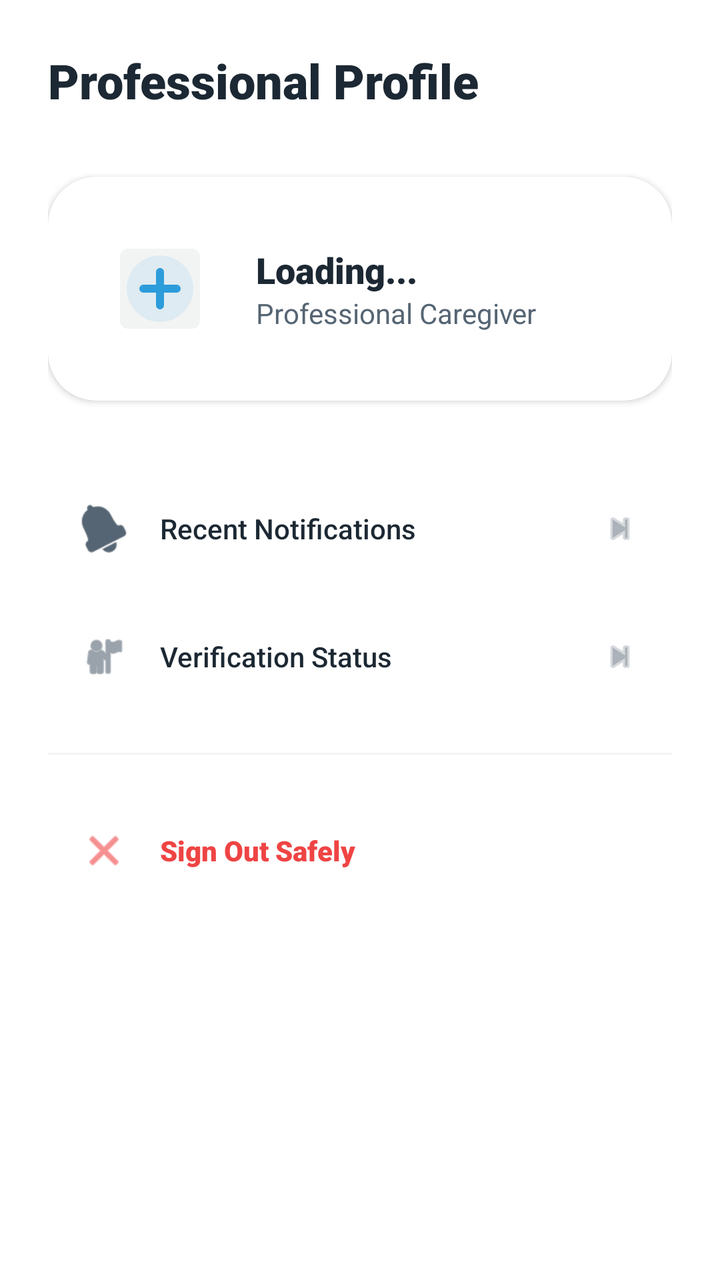
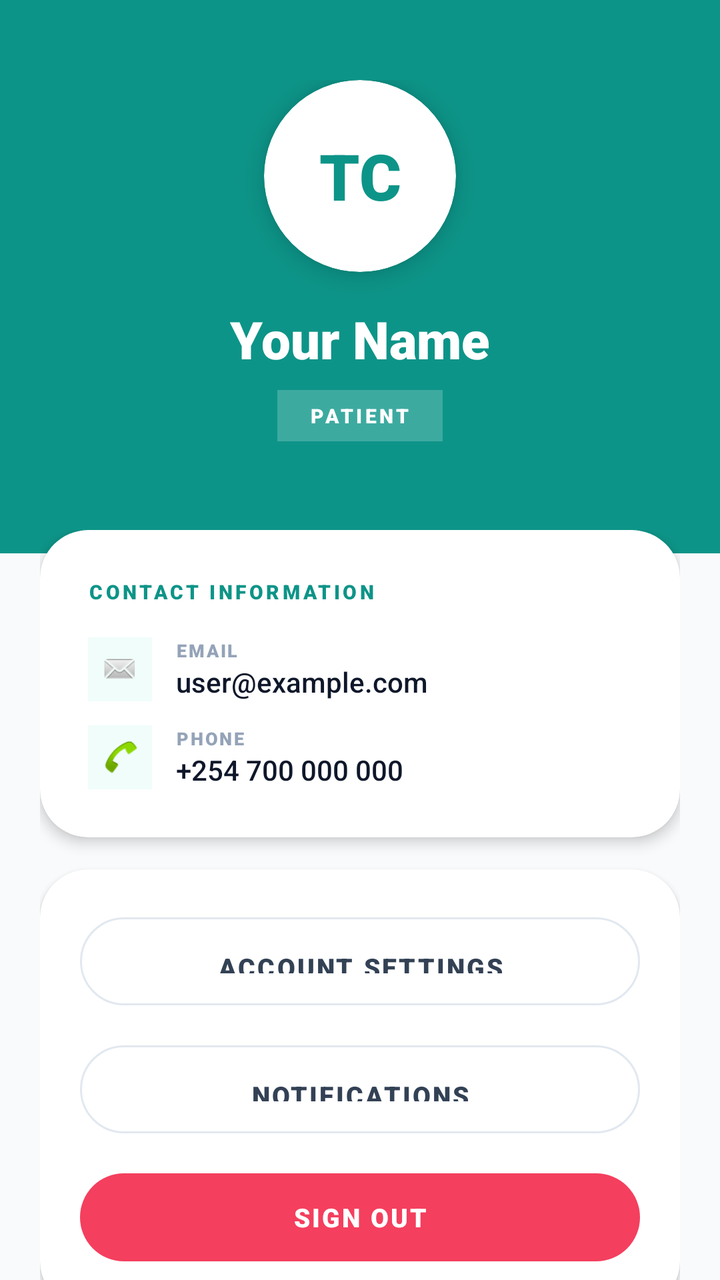

Screens rendered from an Android XML layout before and after an edit, with the pre-edit source and the edit as a unified diff.
<!-- AndroidManifest.xml: application theme Theme.CaregiverManagementSystem -->
<!-- res/layout/fragment_profile.xml -->
<?xml version="1.0" encoding="utf-8"?>
<LinearLayout xmlns:android="http://schemas.android.com/apk/res/android"
    xmlns:app="http://schemas.android.com/apk/res-auto"
    android:layout_width="match_parent"
    android:layout_height="match_parent"
    android:orientation="vertical"
    android:padding="24dp"
    android:background="@color/white">

    <TextView
        android:layout_width="wrap_content"
        android:layout_height="wrap_content"
        android:text="Professional Profile"
        android:textColor="@color/med_text_primary"
        android:textSize="24sp"
        android:fontFamily="sans-serif-black"
        android:layout_marginBottom="32dp" />

    
    <androidx.cardview.widget.CardView
        android:layout_width="match_parent"
        android:layout_height="wrap_content"
        app:cardCornerRadius="24dp"
        app:cardElevation="2dp"
        android:layout_marginBottom="32dp"
        app:cardBackgroundColor="@color/white">
        <LinearLayout
            android:layout_width="match_parent"
            android:layout_height="wrap_content"
            android:orientation="horizontal"
            android:padding="24dp"
            android:gravity="center_vertical">
            <com.google.android.material.imageview.ShapeableImageView
                android:id="@+id/ivProfileAvatar"
                android:layout_width="64dp"
                android:layout_height="64dp"
                android:src="@drawable/ic_medical_brand"
                android:background="@color/med_soft_gray"
                android:padding="12dp"
                app:shapeAppearanceOverlay="@style/ShapeAppearance.Material3.SmallComponent" />
            <LinearLayout
                android:layout_width="wrap_content"
                android:layout_height="wrap_content"
                android:orientation="vertical"
                android:layout_marginStart="16dp">
                <TextView
                    android:id="@+id/tvProfileName"
                    android:layout_width="wrap_content"
                    android:layout_height="wrap_content"
                    android:text="Loading..."
                    android:textColor="@color/med_text_primary"
                    android:textSize="18sp"
                    android:fontFamily="sans-serif-black" />
                <TextView
                    android:id="@+id/tvProfileRole"
                    android:layout_width="wrap_content"
                    android:layout_height="wrap_content"
                    android:text="Professional Caregiver"
                    android:textColor="@color/med_text_secondary"
                    android:textSize="14sp" />
            </LinearLayout>
        </LinearLayout>
    </androidx.cardview.widget.CardView>

    
    <LinearLayout
        android:id="@+id/btnProfileNotifications"
        android:layout_width="match_parent"
        android:layout_height="64dp"
        android:orientation="horizontal"
        android:gravity="center_vertical"
        android:background="?attr/selectableItemBackground"
        android:clickable="true"
        android:focusable="true"
        android:paddingHorizontal="16dp">
        <ImageView
            android:layout_width="24dp"
            android:layout_height="24dp"
            android:src="@android:drawable/ic_popup_reminder"
            android:tint="@color/med_text_secondary" />
        <TextView
            android:layout_width="0dp"
            android:layout_height="wrap_content"
            android:layout_weight="1"
            android:layout_marginStart="16dp"
            android:text="Recent Notifications"
            android:textColor="@color/med_text_primary"
            android:textSize="14sp"
            android:fontFamily="sans-serif-medium" />
        <ImageView
            android:layout_width="20dp"
            android:layout_height="20dp"
            android:src="@android:drawable/ic_media_next"
            android:tint="@color/med_text_hint" />
    </LinearLayout>

    <LinearLayout
        android:id="@+id/btnProfileVerification"
        android:layout_width="match_parent"
        android:layout_height="64dp"
        android:orientation="horizontal"
        android:gravity="center_vertical"
        android:background="?attr/selectableItemBackground"
        android:clickable="true"
        android:focusable="true"
        android:paddingHorizontal="16dp">
        <ImageView
            android:layout_width="24dp"
            android:layout_height="24dp"
            android:src="@android:drawable/ic_menu_myplaces"
            android:tint="@color/med_text_secondary" />
        <TextView
            android:layout_width="0dp"
            android:layout_height="wrap_content"
            android:layout_weight="1"
            android:layout_marginStart="16dp"
            android:text="Verification Status"
            android:textColor="@color/med_text_primary"
            android:textSize="14sp"
            android:fontFamily="sans-serif-medium" />
        <ImageView
            android:layout_width="20dp"
            android:layout_height="20dp"
            android:src="@android:drawable/ic_media_next"
            android:tint="@color/med_text_hint" />
    </LinearLayout>

    <View
        android:layout_width="match_parent"
        android:layout_height="1dp"
        android:background="@color/med_soft_gray"
        android:layout_marginVertical="16dp" />

    <LinearLayout
        android:id="@+id/btnLogout"
        android:layout_width="match_parent"
        android:layout_height="64dp"
        android:orientation="horizontal"
        android:gravity="center_vertical"
        android:background="?attr/selectableItemBackground"
        android:clickable="true"
        android:focusable="true"
        android:paddingHorizontal="16dp">
        <ImageView
            android:layout_width="24dp"
            android:layout_height="24dp"
            android:src="@android:drawable/ic_menu_close_clear_cancel"
            android:tint="#EF4444" />
        <TextView
            android:layout_width="0dp"
            android:layout_height="wrap_content"
            android:layout_weight="1"
            android:layout_marginStart="16dp"
            android:text="Sign Out Safely"
            android:textColor="#EF4444"
            android:textSize="14sp"
            android:fontFamily="sans-serif-black" />
    </LinearLayout>

</LinearLayout>
<!-- resources referenced by this layout -->
<resources>
  <color name="med_soft_gray">#F2F4F4</color>
  <color name="med_text_hint">#ABB2B9</color>
  <color name="med_text_primary">#1C2833</color>
  <color name="med_text_secondary">#566573</color>
  <!-- drawable ic_medical_brand (drawable) -->
  <vector xmlns:android="http://schemas.android.com/apk/res/android"
      android:width="120dp"
      android:height="120dp"
      android:viewportWidth="120"
      android:viewportHeight="120">
      
      <path
          android:fillColor="@color/med_teal_primary"
          android:pathData="M60,10A50,50 0,1 1,59.99 10Z"
          android:fillAlpha="0.1"/>
      
      <path
          android:fillColor="@color/med_teal_primary"
          android:pathData="M60,35 L60,85 M35,60 L85,60"
          android:strokeColor="@color/med_teal_primary"
          android:strokeWidth="12"
          android:strokeLineCap="round"/>
  </vector>
  <style name="Theme.CaregiverManagementSystem" parent="Theme.Material3.DayNight.NoActionBar">
          
          <item name="colorPrimary">@color/med_teal_primary</item>
          <item name="colorOnPrimary">@color/white</item>
          <item name="colorPrimaryContainer">@color/med_teal_primary</item>
          <item name="colorOnPrimaryContainer">@color/white</item>
  
          
          <item name="colorSecondary">@color/med_mint_success</item>
          <item name="colorOnSecondary">@color/white</item>
          <item name="colorSecondaryContainer">@color/med_mint_soft</item>
          <item name="colorOnSecondaryContainer">@color/med_text_primary</item>
  
          
          <item name="android:statusBarColor">@color/white</item>
          <item name="android:windowLightStatusBar">true</item>
          
          
          <item name="android:windowBackground">@color/white</item>
          <item name="colorSurface">@color/white</item>
          <item name="colorOnSurface">@color/med_text_primary</item>
      </style>
  <color name="med_teal_primary">#2D9CDB</color>
  <color name="med_mint_success">#27AE60</color>
  <color name="med_mint_soft">#D1F2EB</color>
  <!-- unchanged entries left out for length: 1 -->
</resources>

<!-- the commit's change to res/layout/fragment_profile.xml (unified diff, before → after) -->
@@ -1,160 +1,223 @@
 <?xml version="1.0" encoding="utf-8"?>
-<LinearLayout xmlns:android="http://schemas.android.com/apk/res/android"
+<androidx.core.widget.NestedScrollView
+    xmlns:android="http://schemas.android.com/apk/res/android"
     xmlns:app="http://schemas.android.com/apk/res-auto"
     android:layout_width="match_parent"
     android:layout_height="match_parent"
-    android:orientation="vertical"
-    android:padding="24dp"
-    android:background="@color/white">
-
-    <TextView
-        android:layout_width="wrap_content"
-        android:layout_height="wrap_content"
-        android:text="Professional Profile"
-        android:textColor="@color/med_text_primary"
-        android:textSize="24sp"
-        android:fontFamily="sans-serif-black"
-        android:layout_marginBottom="32dp" />
-
-    
-    <androidx.cardview.widget.CardView
+    android:background="@color/slate_50"
+    android:clipToPadding="false"
+    android:paddingBottom="88dp">
+
+    <LinearLayout
         android:layout_width="match_parent"
         android:layout_height="wrap_content"
-        app:cardCornerRadius="24dp"
-        app:cardElevation="2dp"
-        android:layout_marginBottom="32dp"
-        app:cardBackgroundColor="@color/white">
+        android:orientation="vertical">
+
+        
         <LinearLayout
             android:layout_width="match_parent"
             android:layout_height="wrap_content"
-            android:orientation="horizontal"
-            android:padding="24dp"
-            android:gravity="center_vertical">
-            <com.google.android.material.imageview.ShapeableImageView
-                android:id="@+id/ivProfileAvatar"
-                android:layout_width="64dp"
-                android:layout_height="64dp"
-                android:src="@drawable/ic_medical_brand"
-                android:background="@color/med_soft_gray"
-                android:padding="12dp"
-                app:shapeAppearanceOverlay="@style/ShapeAppearance.Material3.SmallComponent" />
-            <LinearLayout
+            android:orientation="vertical"
+            android:gravity="center"
+            android:background="@color/teal_primary"
+            android:paddingTop="40dp"
+            android:paddingBottom="56dp">
+
+            
+            <androidx.cardview.widget.CardView
+                android:layout_width="96dp"
+                android:layout_height="96dp"
+                app:cardCornerRadius="48dp"
+                app:cardBackgroundColor="@color/white"
+                app:cardElevation="8dp">
+                <TextView
+                    android:id="@+id/tvAvatarInitials"
+                    android:layout_width="match_parent"
+                    android:layout_height="match_parent"
+                    android:gravity="center"
+                    android:text="TC"
+                    android:textColor="@color/teal_primary"
+                    android:textSize="32sp"
+                    android:fontFamily="sans-serif-black"/>
+            </androidx.cardview.widget.CardView>
+
+            <TextView
+                android:id="@+id/tvProfileName"
                 android:layout_width="wrap_content"
                 android:layout_height="wrap_content"
-                android:orientation="vertical"
-                android:layout_marginStart="16dp">
-                <TextView
-                    android:id="@+id/tvProfileName"
-                    android:layout_width="wrap_content"
+                android:text="Your Name"
+                android:textColor="@color/white"
+                android:textSize="26sp"
+                android:fontFamily="sans-serif-black"
+                android:layout_marginTop="16dp"/>
+
+            
+            <TextView
+                android:id="@+id/tvProfileRole"
+                android:layout_width="wrap_content"
+                android:layout_height="wrap_content"
+                android:text="PATIENT"
+                android:background="#33FFFFFF"
+                android:textColor="@color/white"
+                android:textSize="10sp"
+                android:fontFamily="sans-serif-black"
+                android:letterSpacing="0.15"
+                android:paddingHorizontal="16dp"
+                android:paddingVertical="6dp"
+                android:layout_marginTop="8dp"/>
+
+        </LinearLayout>
+
+        
+        <LinearLayout
+            android:layout_width="match_parent"
+            android:layout_height="wrap_content"
+            android:orientation="vertical"
+            android:padding="20dp"
+            android:layout_marginTop="-32dp">
+
+            
+            <androidx.cardview.widget.CardView
+                android:layout_width="match_parent"
+                android:layout_height="wrap_content"
+                app:cardCornerRadius="24dp"
+                app:cardElevation="4dp"
+                app:cardBackgroundColor="@color/white"
+                android:layout_marginBottom="16dp">
+
+                <LinearLayout
+                    android:layout_width="match_parent"
                     android:layout_height="wrap_content"
-                    android:text="Loading..."
-                    android:textColor="@color/med_text_primary"
-                    android:textSize="18sp"
-                    android:fontFamily="sans-serif-black" />
-                <TextView
-                    android:id="@+id/tvProfileRole"
-                    android:layout_width="wrap_content"
+                    android:orientation="vertical"
+                    android:padding="24dp">
+
+                    <TextView
+                        android:layout_width="wrap_content"
+                        android:layout_height="wrap_content"
+                        android:text="CONTACT INFORMATION"
+                        android:textColor="@color/teal_primary"
+                        android:textSize="10sp"
+                        android:fontFamily="sans-serif-black"
+                        android:letterSpacing="0.15"
+                        android:layout_marginBottom="16dp"/>
+
+                    
+                    <LinearLayout
+                        android:layout_width="match_parent"
+                        android:layout_height="wrap_content"
+                        android:orientation="horizontal"
+                        android:gravity="center_vertical"
+                        android:layout_marginBottom="12dp">
+                        <ImageView
+                            android:layout_width="32dp"
+                            android:layout_height="32dp"
+                            android:src="@android:drawable/sym_action_email"
+                            android:background="@color/teal_50"
+                            android:padding="6dp"/>
+                        <LinearLayout
+                            android:layout_width="0dp"
+                            android:layout_height="wrap_content"
+                            android:layout_weight="1"
+                            android:orientation="vertical"
+                            android:layout_marginStart="12dp">
+                            <TextView
+                                android:layout_width="wrap_content"
+                                android:layout_height="wrap_content"
+                                android:text="EMAIL"
+                                android:textColor="@color/slate_400"
+                                android:textSize="9sp"
+                                android:fontFamily="sans-serif-black"
+                                android:letterSpacing="0.1"/>
+                            <TextView
+                                android:id="@+id/tvProfileEmail"
+                                android:layout_width="wrap_content"
+                                android:layout_height="wrap_content"
+                                android:text="user@example.com"
+                                android:textColor="@color/slate_900"
+                                android:textSize="14sp"
+                                android:fontFamily="sans-serif-medium"/>
+                        </LinearLayout>
+                    </LinearLayout>
+
+                    
+                    <LinearLayout
+                        android:layout_width="match_parent"
+                        android:layout_height="wrap_content"
+                        android:orientation="horizontal"
+                        android:gravity="center_vertical">
+                        <ImageView
+                            android:layout_width="32dp"
+                            android:layout_height="32dp"
+                            android:src="@android:drawable/sym_action_call"
+                            android:background="@color/teal_50"
+                            android:padding="6dp"/>
+                        <LinearLayout
+                            android:layout_width="0dp"
+                            android:layout_height="wrap_content"
+                            android:layout_weight="1"
+                            android:orientation="vertical"
+                            android:layout_marginStart="12dp">
+                            <TextView
+                                android:layout_width="wrap_content"
+                                android:layout_height="wrap_content"
+                                android:text="PHONE"
+                                android:textColor="@color/slate_400"
+                                android:textSize="9sp"
+                                android:fontFamily="sans-serif-black"
+                                android:letterSpacing="0.1"/>
+                            <TextView
+                                android:id="@+id/tvProfilePhone"
+                                android:layout_width="wrap_content"
+                                android:layout_height="wrap_content"
+                                android:text="+254 700 000 000"
+                                android:textColor="@color/slate_900"
+                                android:textSize="14sp"
+                                android:fontFamily="sans-serif-medium"/>
+                        </LinearLayout>
+                    </LinearLayout>
+                </LinearLayout>
+            </androidx.cardview.widget.CardView>
+
+            
+            <androidx.cardview.widget.CardView
+                android:layout_width="match_parent"
+                android:layout_height="wrap_content"
+                app:cardCornerRadius="24dp"
+                app:cardElevation="2dp"
+                app:cardBackgroundColor="@color/white"
+                android:layout_marginBottom="16dp">
+
+                <LinearLayout
+                    android:layout_width="match_parent"
                     android:layout_height="wrap_content"
-                    android:text="Professional Caregiver"
-                    android:textColor="@color/med_text_secondary"
-                    android:textSize="14sp" />
-            </LinearLayout>
+                    android:orientation="vertical"
+                    android:padding="20dp">
+
+                    <com.google.android.material.button.MaterialButton
+                        android:id="@+id/btnSettings"
+                        style="@style/Widget.TrueCare.Button.Secondary"
+                        android:layout_width="match_parent"
+                        android:layout_height="52dp"
+                        android:text="Account Settings"
+                        android:layout_marginBottom="12dp"/>
+
+                    <com.google.android.material.button.MaterialButton
+                        android:id="@+id/btnNotifications"
+                        style="@style/Widget.TrueCare.Button.Secondary"
+                        android:layout_width="match_parent"
+                        android:layout_height="52dp"
+                        android:text="Notifications"
+                        android:layout_marginBottom="12dp"/>
+
+                    <com.google.android.material.button.MaterialButton
+                        android:id="@+id/btnLogout"
+                        style="@style/Widget.TrueCare.Button.Danger"
+                        android:layout_width="match_parent"
+                        android:layout_height="52dp"
+                        android:text="SIGN OUT"/>
+                </LinearLayout>
+            </androidx.cardview.widget.CardView>
+
         </LinearLayout>
-    </androidx.cardview.widget.CardView>
-
-    
-    <LinearLayout
-        android:id="@+id/btnProfileNotifications"
-        android:layout_width="match_parent"
-        android:layout_height="64dp"
-        android:orientation="horizontal"
-        android:gravity="center_vertical"
-        android:background="?attr/selectableItemBackground"
-        android:clickable="true"
-        android:focusable="true"
-        android:paddingHorizontal="16dp">
-        <ImageView
-            android:layout_width="24dp"
-            android:layout_height="24dp"
-            android:src="@android:drawable/ic_popup_reminder"
-            android:tint="@color/med_text_secondary" />
-        <TextView
-            android:layout_width="0dp"
-            android:layout_height="wrap_content"
-            android:layout_weight="1"
-            android:layout_marginStart="16dp"
-            android:text="Recent Notifications"
-            android:textColor="@color/med_text_primary"
-            android:textSize="14sp"
-            android:fontFamily="sans-serif-medium" />
-        <ImageView
-            android:layout_width="20dp"
-            android:layout_height="20dp"
-            android:src="@android:drawable/ic_media_next"
-            android:tint="@color/med_text_hint" />
     </LinearLayout>
-
-    <LinearLayout
-        android:id="@+id/btnProfileVerification"
-        android:layout_width="match_parent"
-        android:layout_height="64dp"
-        android:orientation="horizontal"
-        android:gravity="center_vertical"
-        android:background="?attr/selectableItemBackground"
-        android:clickable="true"
-        android:focusable="true"
-        android:paddingHorizontal="16dp">
-        <ImageView
-            android:layout_width="24dp"
-            android:layout_height="24dp"
-            android:src="@android:drawable/ic_menu_myplaces"
-            android:tint="@color/med_text_secondary" />
-        <TextView
-            android:layout_width="0dp"
-            android:layout_height="wrap_content"
-            android:layout_weight="1"
-            android:layout_marginStart="16dp"
-            android:text="Verification Status"
-            android:textColor="@color/med_text_primary"
-            android:textSize="14sp"
-            android:fontFamily="sans-serif-medium" />
-        <ImageView
-            android:layout_width="20dp"
-            android:layout_height="20dp"
-            android:src="@android:drawable/ic_media_next"
-            android:tint="@color/med_text_hint" />
-    </LinearLayout>
-
-    <View
-        android:layout_width="match_parent"
-        android:layout_height="1dp"
-        android:background="@color/med_soft_gray"
-        android:layout_marginVertical="16dp" />
-
-    <LinearLayout
-        android:id="@+id/btnLogout"
-        android:layout_width="match_parent"
-        android:layout_height="64dp"
-        android:orientation="horizontal"
-        android:gravity="center_vertical"
-        android:background="?attr/selectableItemBackground"
-        android:clickable="true"
-        android:focusable="true"
-        android:paddingHorizontal="16dp">
-        <ImageView
-            android:layout_width="24dp"
-            android:layout_height="24dp"
-            android:src="@android:drawable/ic_menu_close_clear_cancel"
-            android:tint="#EF4444" />
-        <TextView
-            android:layout_width="0dp"
-            android:layout_height="wrap_content"
-            android:layout_weight="1"
-            android:layout_marginStart="16dp"
-            android:text="Sign Out Safely"
-            android:textColor="#EF4444"
-            android:textSize="14sp"
-            android:fontFamily="sans-serif-black" />
-    </LinearLayout>
-
-</LinearLayout>
+</androidx.core.widget.NestedScrollView>
<!-- resource entries referenced after the edit -->
@@ -1,53 +1,115 @@
 <!-- resources referenced by this layout -->
 <resources>
-  <color name="med_soft_gray">#F2F4F4</color>
-  <color name="med_text_hint">#ABB2B9</color>
-  <color name="med_text_primary">#1C2833</color>
-  <color name="med_text_secondary">#566573</color>
-  <!-- drawable ic_medical_brand (drawable) -->
-  <vector xmlns:android="http://schemas.android.com/apk/res/android"
-      android:width="120dp"
-      android:height="120dp"
-      android:viewportWidth="120"
-      android:viewportHeight="120">
-      
-      <path
-          android:fillColor="@color/med_teal_primary"
-          android:pathData="M60,10A50,50 0,1 1,59.99 10Z"
-          android:fillAlpha="0.1"/>
-      
-      <path
-          android:fillColor="@color/med_teal_primary"
-          android:pathData="M60,35 L60,85 M35,60 L85,60"
-          android:strokeColor="@color/med_teal_primary"
-          android:strokeWidth="12"
-          android:strokeLineCap="round"/>
-  </vector>
-  <style name="Theme.CaregiverManagementSystem" parent="Theme.Material3.DayNight.NoActionBar">
-          
-          <item name="colorPrimary">@color/med_teal_primary</item>
-          <item name="colorOnPrimary">@color/white</item>
-          <item name="colorPrimaryContainer">@color/med_teal_primary</item>
-          <item name="colorOnPrimaryContainer">@color/white</item>
+  <color name="slate_400">#94A3B8</color>
+  <color name="slate_50">#F8FAFC</color>
+  <color name="slate_900">#0F172A</color>
+  <color name="teal_50">#F0FDFA</color>
+  <color name="teal_primary">#0D9488</color>
+  <style name="Widget.TrueCare.Button.Danger" parent="Widget.Material3.Button">
+          <item name="android:textSize">13sp</item>
+          <item name="android:fontFamily">sans-serif-black</item>
+          <item name="android:textAllCaps">true</item>
+          <item name="backgroundTint">@color/rose_primary</item>
+          <item name="android:textColor">@color/white</item>
+          <item name="cornerRadius">32dp</item>
+      </style>
+  <style name="Widget.TrueCare.Button.Secondary" parent="Widget.Material3.Button.OutlinedButton">
+          <item name="android:paddingTop">16dp</item>
+          <item name="android:paddingBottom">16dp</item>
+          <item name="android:textSize">13sp</item>
+          <item name="android:fontFamily">sans-serif-black</item>
+          <item name="android:letterSpacing">0.08</item>
+          <item name="android:textAllCaps">true</item>
+          <item name="strokeColor">@color/slate_200</item>
+          <item name="android:textColor">@color/slate_700</item>
+          <item name="cornerRadius">32dp</item>
+      </style>
+  <style name="Theme.CaregiverManagementSystem" parent="Theme.Material3.Light.NoActionBar">
   
           
-          <item name="colorSecondary">@color/med_mint_success</item>
+          <item name="colorPrimary">@color/teal_primary</item>
+          <item name="colorOnPrimary">@color/white</item>
+          <item name="colorPrimaryContainer">@color/teal_light</item>
+          <item name="colorOnPrimaryContainer">@color/teal_dark</item>
+  
+          
+          <item name="colorSecondary">@color/emerald_primary</item>
           <item name="colorOnSecondary">@color/white</item>
-          <item name="colorSecondaryContainer">@color/med_mint_soft</item>
-          <item name="colorOnSecondaryContainer">@color/med_text_primary</item>
+          <item name="colorSecondaryContainer">@color/emerald_light</item>
+          <item name="colorOnSecondaryContainer">@color/slate_800</item>
+  
+          
+          <item name="colorError">@color/rose_primary</item>
+          <item name="colorOnError">@color/white</item>
+          <item name="colorErrorContainer">@color/rose_light</item>
+  
+          
+          <item name="android:windowBackground">@color/slate_50</item>
+          <item name="colorSurface">@color/white</item>
+          <item name="colorOnSurface">@color/slate_900</item>
+          <item name="colorSurfaceVariant">@color/slate_100</item>
+          <item name="colorOnSurfaceVariant">@color/slate_500</item>
+  
+          
+          <item name="colorOutline">@color/slate_200</item>
   
           
           <item name="android:statusBarColor">@color/white</item>
           <item name="android:windowLightStatusBar">true</item>
+          <item name="android:navigationBarColor">@color/white</item>
+  
           
+          <item name="shapeAppearanceSmallComponent">@style/ShapeAppearance.TrueCare.Small</item>
+          <item name="shapeAppearanceMediumComponent">@style/ShapeAppearance.TrueCare.Medium</item>
+          <item name="shapeAppearanceLargeComponent">@style/ShapeAppearance.TrueCare.Large</item>
+  
           
-          <item name="android:windowBackground">@color/white</item>
-          <item name="colorSurface">@color/white</item>
-          <item name="colorOnSurface">@color/med_text_primary</item>
+          <item name="materialButtonStyle">@style/Widget.TrueCare.Button.Primary</item>
+  
+          
+          <item name="bottomNavigationStyle">@style/Widget.TrueCare.BottomNavigation</item>
       </style>
-  <color name="med_teal_primary">#2D9CDB</color>
-  <color name="med_mint_success">#27AE60</color>
-  <color name="med_mint_soft">#D1F2EB</color>
+  <color name="rose_primary">#F43F5E</color>
+  <color name="slate_200">#E2E8F0</color>
+  <color name="slate_700">#334155</color>
+  <color name="teal_light">#CCFBF1</color>
+  <color name="teal_dark">#0F766E</color>
+  <color name="emerald_primary">#10B981</color>
+  <color name="emerald_light">#D1FAE5</color>
+  <color name="slate_800">#1E293B</color>
+  <color name="rose_light">#FFE4E6</color>
+  <color name="slate_100">#F1F5F9</color>
+  <color name="slate_500">#64748B</color>
+  <style name="ShapeAppearance.TrueCare.Small" parent="ShapeAppearance.Material3.SmallComponent">
+          <item name="cornerFamily">rounded</item>
+          <item name="cornerSize">12dp</item>
+      </style>
+  <style name="ShapeAppearance.TrueCare.Medium" parent="ShapeAppearance.Material3.MediumComponent">
+          <item name="cornerFamily">rounded</item>
+          <item name="cornerSize">20dp</item>
+      </style>
+  <style name="ShapeAppearance.TrueCare.Large" parent="ShapeAppearance.Material3.LargeComponent">
+          <item name="cornerFamily">rounded</item>
+          <item name="cornerSize">28dp</item>
+      </style>
+  <style name="Widget.TrueCare.Button.Primary" parent="Widget.Material3.Button">
+          <item name="android:paddingTop">16dp</item>
+          <item name="android:paddingBottom">16dp</item>
+          <item name="android:textSize">13sp</item>
+          <item name="android:fontFamily">sans-serif-black</item>
+          <item name="android:letterSpacing">0.08</item>
+          <item name="android:textAllCaps">true</item>
+          <item name="backgroundTint">@color/teal_primary</item>
+          <item name="android:textColor">@color/white</item>
+          <item name="cornerRadius">32dp</item>
+          <item name="elevation">4dp</item>
+      </style>
+  <style name="Widget.TrueCare.BottomNavigation" parent="Widget.Material3.BottomNavigationView">
+          <item name="itemIconTint">@color/bottom_nav_icon_color</item>
+          <item name="itemTextColor">@color/bottom_nav_icon_color</item>
+          <item name="android:background">@color/white</item>
+          <item name="elevation">12dp</item>
+      </style>
   <!-- unchanged entries left out for length: 1 -->
 </resources>
 
